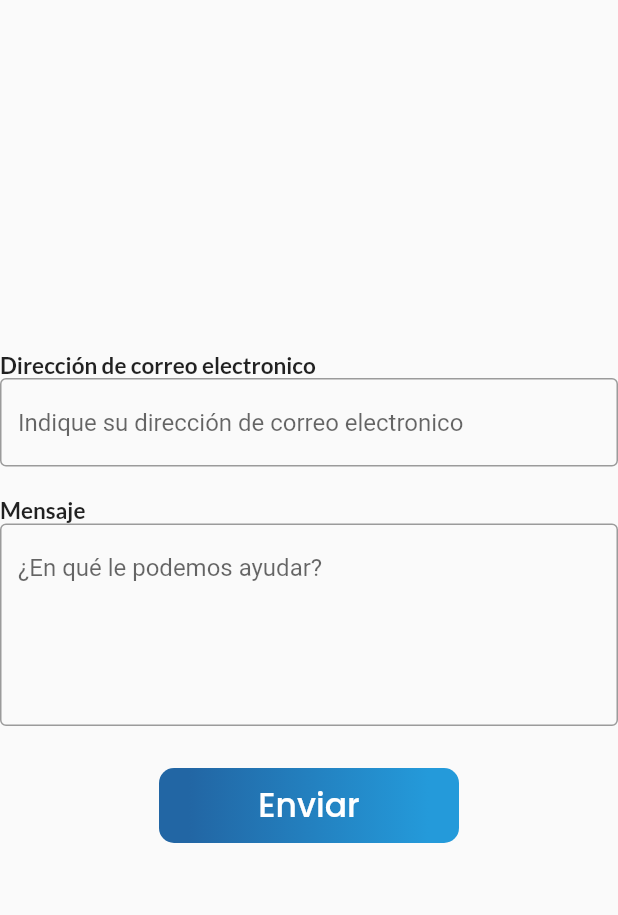
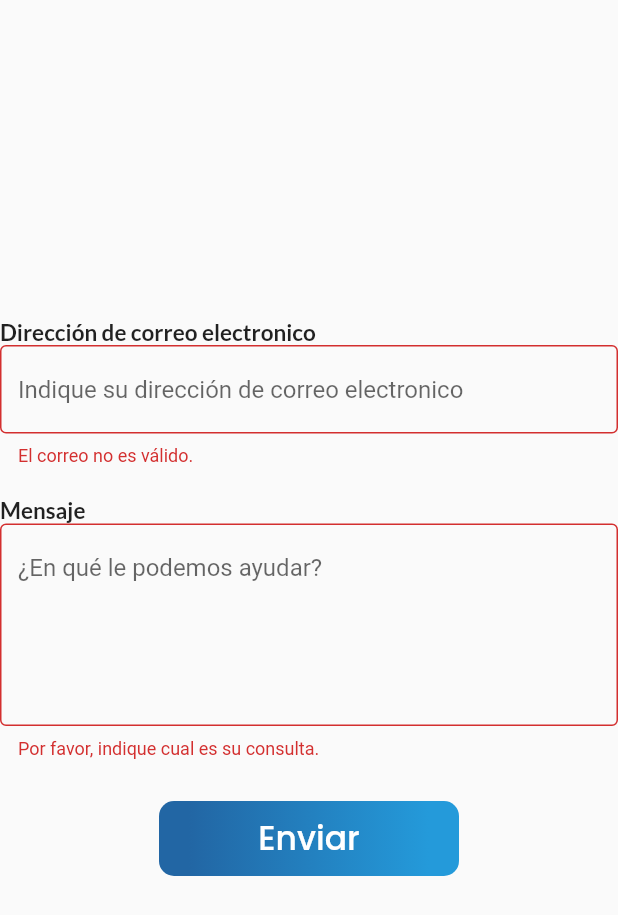
Before and after one commit to lcmurillor/muritec, a Flutter app: the _EmailForm widget shown alone on an empty page, opened directly, after a tap on "Enviar", on a phone screen of 412 x 824 dp. Shown: the top 915 px of the screen. Run offline on Flutter 3.47's test engine with Material 2 defaults, Android fonts, the phone set to English and light mode, and no system bars; our stand-ins replace animate_do, card_swiper, email_validator, fluro, flutter_svg, google_fonts and 2 more; statements that could not run were skipped.

Commit message:
cliente de correo electronico

```diff
--- a/lib/main.dart
+++ b/lib/main.dart
@@ -1,7 +1,9 @@
+import 'package:app_muritec/providers/email_provider.dart';
 import 'package:app_muritec/providers/menu_provider.dart';
 import 'package:app_muritec/providers/scroll_provider.dart';
 import 'package:app_muritec/router/router.dart';
 import 'package:app_muritec/services/navigation_service.dart';
+import 'package:app_muritec/services/notifications_service.dart';
 import 'package:app_muritec/theme/theme.dart';
 import 'package:flutter/material.dart';
 
@@ -15,7 +17,8 @@ class AppState extends StatelessWidget {
     return MultiProvider(
       providers: [
         ChangeNotifierProvider(create: (_) => MenuProvider()),
-        ChangeNotifierProvider(create: (_) => ScrollProvider())
+        ChangeNotifierProvider(create: (_) => ScrollProvider()),
+        ChangeNotifierProvider(create: (_) => EmailFormProvider())
       ],
       child: const MyApp(),
     );
@@ -44,6 +47,7 @@ class _MyAppState extends State<MyApp> {
       initialRoute: '/',
       onGenerateRoute: Flurorouter.router.generator,
       navigatorKey: NavigationService.navigatorKey,
+      scaffoldMessengerKey: NotificationsService.messengerKey,
       theme: MainTheme.lightTheme,
     );
   }
--- /dev/null
+++ b/lib/providers/email_provider.dart
@@ -0,0 +1,16 @@
+import 'package:flutter/material.dart';
+
+class EmailFormProvider extends ChangeNotifier {
+  GlobalKey<FormState> formKey = GlobalKey<FormState>();
+
+  String email = '';
+  String text = '';
+
+  bool validateForm() {
+    if (formKey.currentState!.validate()) {
+      return true;
+    } else {
+      return false;
+    }
+  }
+}
--- a/lib/views/contact_us_view.dart
+++ b/lib/views/contact_us_view.dart
@@ -1,8 +1,14 @@
+import 'dart:convert';
+
+import 'package:app_muritec/providers/email_provider.dart';
 import 'package:app_muritec/providers/menu_provider.dart';
+import 'package:app_muritec/services/notifications_service.dart';
 import 'package:app_muritec/shared/sheards.dart';
 import 'package:app_muritec/theme/theme.dart';
+import 'package:email_validator/email_validator.dart';
 import 'package:flutter/material.dart';
 import 'package:google_fonts/google_fonts.dart';
+import 'package:http/http.dart' as http;
 
 class ContactUsView extends StatefulWidget {
   const ContactUsView({Key? key}) : super(key: key);
@@ -128,7 +134,10 @@ class _EmailForm extends StatelessWidget {
   @override
   Widget build(BuildContext context) {
     final width = MediaQuery.of(context).size.width;
-    return Center(
+    final emailFormProvider = Provider.of<EmailFormProvider>(context);
+    return Form(
+      key: emailFormProvider.formKey,
+      child: Center(
         child: Column(
           mainAxisAlignment: MainAxisAlignment.center,
           crossAxisAlignment: CrossAxisAlignment.start,
@@ -143,6 +152,16 @@ class _EmailForm extends StatelessWidget {
               decoration: const InputDecoration(
                   hintText: 'Indique su dirección de correo electronico',
                   border: OutlineInputBorder()),
+              onChanged: (value) => emailFormProvider.email = value,
+              keyboardType: TextInputType.emailAddress,
+              validator: (value) {
+                if (!EmailValidator.validate(value ?? '')) {
+                  return 'El correo no es válido.';
+                } else {
+                  value = null;
+                  return null;
+                }
+              },
             ),
             const SizedBox(height: 20),
             Text('Mensaje',
@@ -155,11 +174,26 @@ class _EmailForm extends StatelessWidget {
               decoration: const InputDecoration(
                   hintText: '¿En qué le podemos ayudar?',
                   border: OutlineInputBorder()),
+              onChanged: (value) => emailFormProvider.text = value,
+              validator: (value) {
+                if (value == null || value.isEmpty) {
+                  return 'Por favor, indique cual es su consulta.';
+                } else {
+                  value = null;
+                  return null;
+                }
+              },
               maxLines: 5,
             ),
             Center(
               child: TextButton(
-              onPressed: () {},
+                onPressed: () {
+                  if (emailFormProvider.validateForm()) {
+                    sendEmail(
+                        email: emailFormProvider.email,
+                        text: emailFormProvider.text);
+                  }
+                },
                 style: ButtonStyle(
                   overlayColor:
                       MaterialStateProperty.all<Color>(Colors.transparent),
@@ -189,6 +223,25 @@ class _EmailForm extends StatelessWidget {
             )
           ],
         ),
+      ),
     );
   }
 }
+
+Future sendEmail({
+  required String email,
+  required String text,
+}) async {
+  final url = Uri.parse('https://api.emailjs.com/api/v1.0/email/send');
+  await http
+      .post(url,
+          headers: {'Content-type': 'application/json'},
+          body: json.encode({
+            'service_id': 'service_2n1s485',
+            'template_id': 'template_myys59r',
+            'user_id': 'p3ZyjYXQdjOdtMHej',
+            'template_params': {'message': text, 'email': email}
+          }))
+      .then((value) => NotificationsService.showSnackbar(
+          'Su mensaje ha sido enviado exitosamente. Intentaremos responderle en la mayor brevedad posible. Muchas gracias.'));
+}
--- a/pubspec.yaml
+++ b/pubspec.yaml
@@ -30,11 +30,13 @@ dependencies:
   animate_do: ^2.1.0
   card_swiper: ^2.0.4
   cupertino_icons: ^1.0.2
+  email_validator: ^2.1.17
   fluro: ^2.0.3
   flutter:
     sdk: flutter
   flutter_svg: ^1.1.4
   google_fonts: ^3.0.1
+  http: ^0.13.5
   material_design_icons_flutter: ^5.0.6996
   provider: ^6.0.3
   simple_gradient_text: ^1.2.3
```
Also changed, not shown: lib/services/notifications_service.dart (added, +36 -0 lines), pubspec.lock. Lines whose indentation alone changed are shown as unchanged.
